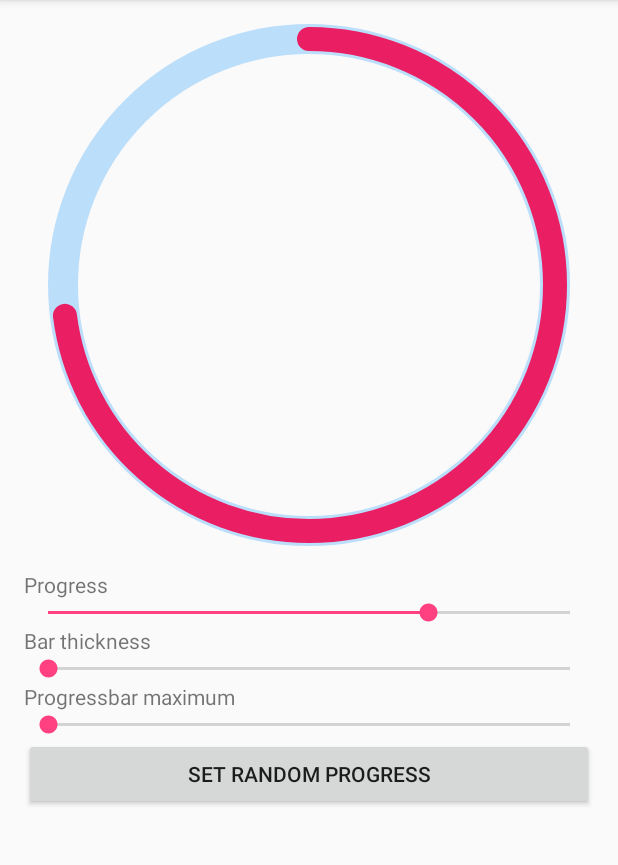
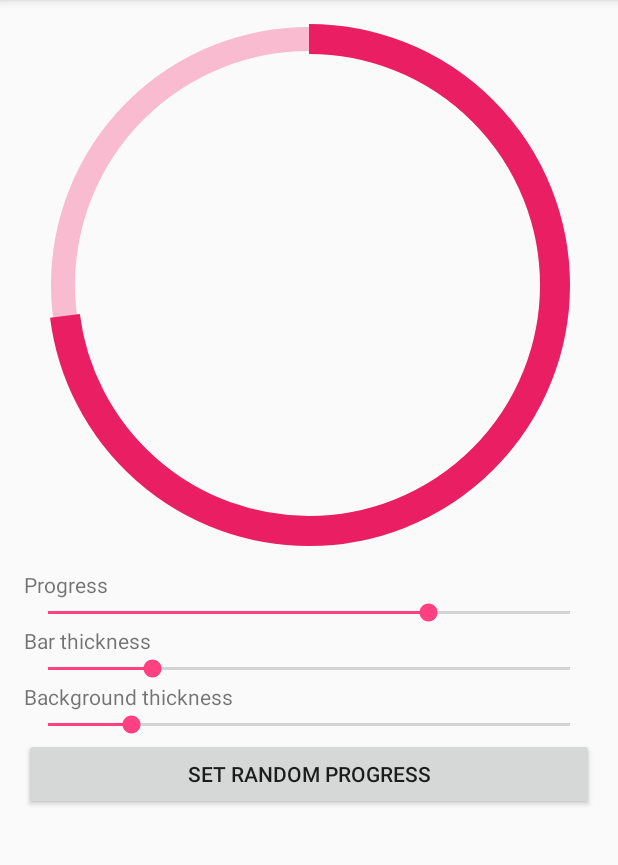
Before and after one commit to jomaceld/CircularProgressbar-Android, an Android app: the screen it shows after launch (MainActivity), after a tap on "SIMPLE PROGRESSBAR EXAMPLE", on a phone screen of 412 x 824 dp, the part 84-949 px from its top. Run offline under Robolectric (Android 15) with nearby library versions, the phone set to English and light mode, and no system bars.

Commit message:
Update examples

```diff
--- a/CircularProgressbarExampleApp/src/main/java/net/futuredrama/jomaceld/CircularProgressbar_ExampleApp/ComplexProgressbarFragment.java
+++ b/CircularProgressbarExampleApp/src/main/java/net/futuredrama/jomaceld/CircularProgressbar_ExampleApp/ComplexProgressbarFragment.java
@@ -84,7 +84,7 @@ public class ComplexProgressbarFragment extends Fragment {
         pBar.setPbBackgroundColor(getResources().getColor(R.color.progressbar_bgColor));
         pBar.setProgressbarBackgroundThickness(25, TypedValue.COMPLEX_UNIT_DIP);
         // Set bars thickness
-        pBar.setAllBarsThickness(20, TypedValue.COMPLEX_UNIT_DIP);
+        pBar.setBarsThickness(20, TypedValue.COMPLEX_UNIT_DIP);
         // Set bars colors
         pBar.setBarsColors(colors);
         // Animate the progress of all bars from current value to the desired values
--- a/CircularProgressbarExampleApp/src/main/java/net/futuredrama/jomaceld/CircularProgressbar_ExampleApp/ProgressbarExampleFragment.java
+++ b/CircularProgressbarExampleApp/src/main/java/net/futuredrama/jomaceld/CircularProgressbar_ExampleApp/ProgressbarExampleFragment.java
@@ -38,7 +38,7 @@ public class ProgressbarExampleFragment extends Fragment implements SeekBar.OnSe
     CircleProgressbarView pBar;
     SeekBar sb_progress;
     SeekBar sb_barThickness;
-    SeekBar sb_maximum;
+    SeekBar sb_backgroundThickness;
 
     public ProgressbarExampleFragment() {
         // Required empty public constructor
@@ -70,14 +70,16 @@ public class ProgressbarExampleFragment extends Fragment implements SeekBar.OnSe
         sb_barThickness = (SeekBar) rootView.findViewById(R.id.barThicknessSeekBar);
         sb_barThickness.setOnSeekBarChangeListener(this);
 
-        sb_maximum = (SeekBar) rootView.findViewById(R.id.maximumSeekBar);
-        sb_maximum.setMax(4);
-        sb_maximum.setOnSeekBarChangeListener(this);
+        sb_backgroundThickness = (SeekBar) rootView.findViewById(R.id.backgroundThicknessSeekBar);
+        sb_backgroundThickness.setOnSeekBarChangeListener(this);
 
         pBar = (CircleProgressbarView) rootView.findViewById(R.id.pbar);
 
-        if(pBar != null)
+        if(pBar != null) {
             setupProgressbar();
+        }
+        sb_barThickness.setProgress(20);
+        sb_backgroundThickness.setProgress(16);
 
         return rootView;
     }
@@ -101,15 +103,15 @@ public class ProgressbarExampleFragment extends Fragment implements SeekBar.OnSe
 
         switch (seekBar.getId()){
             case R.id.barThicknessSeekBar:
-                pBar.setAllBarsThickness(progress,TypedValue.COMPLEX_UNIT_DIP);
+                pBar.setBarsThickness( progress,TypedValue.COMPLEX_UNIT_DIP);
                 // force redraw of the view
                 pBar.invalidate();
                 break;
             case R.id.progressSeekBar:
                 pBar.setProgressWithAnimation(progress/100f);
                 break;
-            case R.id.maximumSeekBar:
-                pBar.setMaximum(progress);
+            case R.id.backgroundThicknessSeekBar:
+                pBar.setProgressbarBackgroundThickness(progress,TypedValue.COMPLEX_UNIT_DIP);
                 break;
         }
     }
--- a/CircularProgressbarExampleApp/src/main/res/layout/fragment_multibar_example.xml
+++ b/CircularProgressbarExampleApp/src/main/res/layout/fragment_multibar_example.xml
@@ -19,14 +19,13 @@
 
     <ScrollView
         android:layout_width="match_parent"
-        android:layout_height="match_parent">
+        android:layout_height="match_parent"
+        android:layout_marginTop="20dp">
 
         <LinearLayout
             android:layout_width="match_parent"
             android:layout_height="wrap_content"
             android:orientation="vertical" >
-
-
             <ToggleButton
                 android:text="ToggleButton"
                 android:layout_width="match_parent"
--- a/CircularProgressbarExampleApp/src/main/res/layout/fragment_progressbar_example.xml
+++ b/CircularProgressbarExampleApp/src/main/res/layout/fragment_progressbar_example.xml
@@ -15,7 +15,8 @@
         android:layout_marginRight="32dp"
         app:backgroundColor="@color/progressbar_bgColor"
         app:backgroundThickness="20dp"
-        app:barThickness="16dp"/>
+        app:barThickness="16dp"
+        app:barCapStyle="butt"/>
 
     <ScrollView
         android:layout_width="match_parent"
@@ -38,7 +39,8 @@
             <SeekBar
                 android:layout_width="match_parent"
                 android:layout_height="wrap_content"
-                android:id="@+id/progressSeekBar"/>
+                android:id="@+id/progressSeekBar"
+                />
 
             <TextView
                 android:layout_width="match_parent"
@@ -53,12 +55,12 @@
             <TextView
                 android:layout_width="match_parent"
                 android:layout_height="wrap_content"
-                android:text="Progressbar maximum"/>
+                android:text="Background thickness"/>
 
             <SeekBar
                 android:layout_width="match_parent"
                 android:layout_height="wrap_content"
-                android:id="@+id/maximumSeekBar"/>
+                android:id="@+id/backgroundThicknessSeekBar"/>
 
 
             <Button
--- a/CircularProgressbarExampleApp/src/main/res/values/colors.xml
+++ b/CircularProgressbarExampleApp/src/main/res/values/colors.xml
@@ -3,7 +3,7 @@
     <color name="colorPrimary">#3F51B5</color>
     <color name="colorPrimaryDark">#303F9F</color>
     <color name="colorAccent">#FF4081</color>
-    <color name="progressbar_bgColor">#BBDEFB</color>
+    <color name="progressbar_bgColor">#F8BBD0</color>
 
     <color name="bar1Color">#E91E63</color>
     <color name="bar2Color">#CDDC39</color>
```
